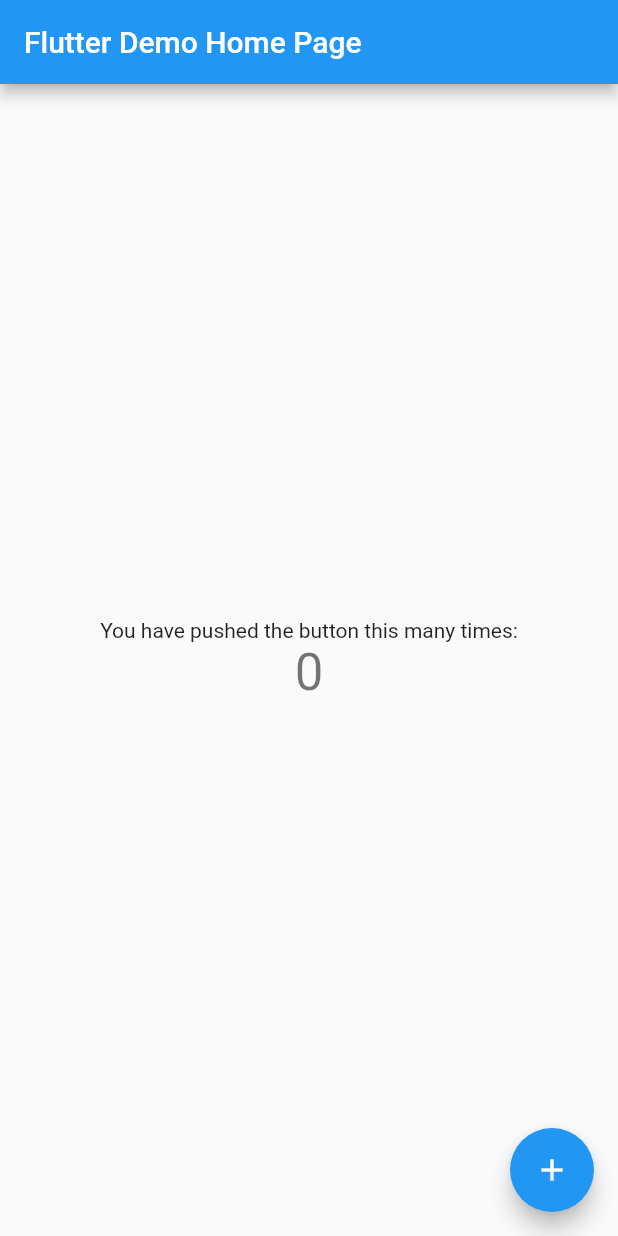
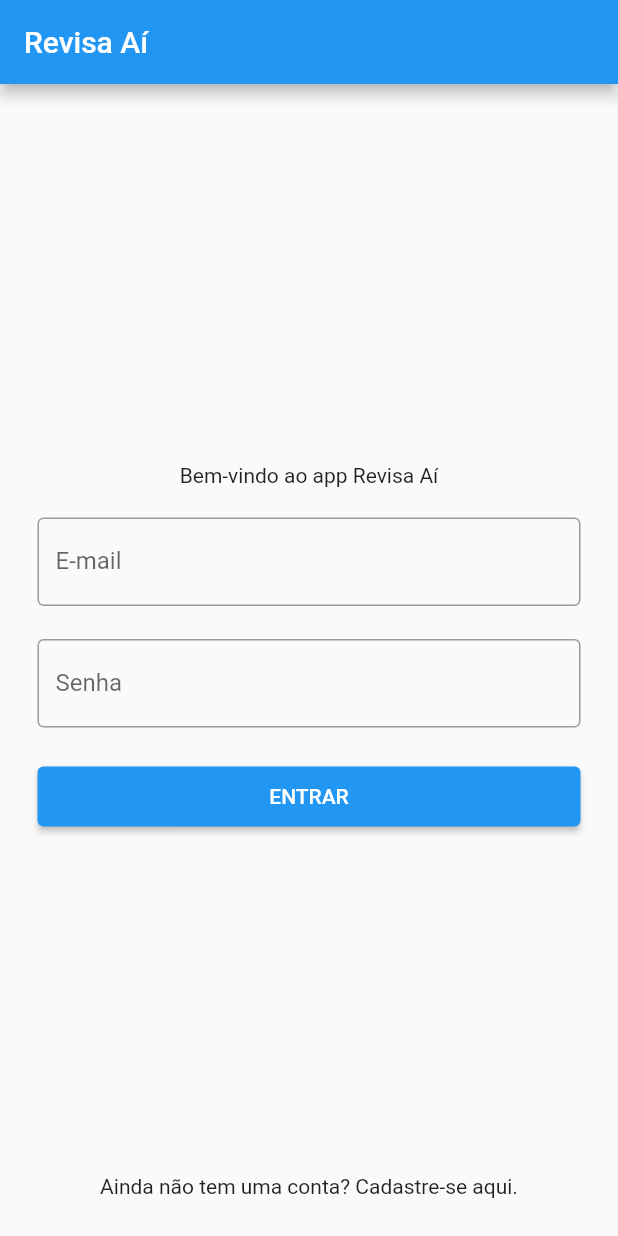
Before and after one commit to luizdebem/revisa-ai-mobile, a Flutter app: the screen it shows after launch, on a phone screen of 412 x 824 dp. Run offline on Flutter 3.47's test engine with Material 2 defaults, Android fonts, the light colour scheme and no system bars; drawn by our look-alikes of flutter_form_builder.

Commit message:
Singup and Login screens + base form inputs components

```diff
--- /dev/null
+++ b/lib/components/base_button.dart
@@ -0,0 +1,27 @@
+import 'package:flutter/material.dart';
+
+class BaseButton extends StatefulWidget {
+  final void Function()? onPressed;
+  final Widget child;
+  const BaseButton({
+    Key? key,
+    required this.onPressed,
+    required this.child,
+  }) : super(key: key);
+
+  @override
+  State<BaseButton> createState() => _BaseButtonState();
+}
+
+class _BaseButtonState extends State<BaseButton> {
+  @override
+  Widget build(BuildContext context) {
+    return ElevatedButton(
+      onPressed: widget.onPressed,
+      child: Padding(
+        padding: const EdgeInsets.all(12.0),
+        child: widget.child,
+      ),
+    );
+  }
+}
--- /dev/null
+++ b/lib/components/base_text_field.dart
@@ -0,0 +1,40 @@
+import 'package:flutter/material.dart';
+import 'package:flutter_form_builder/flutter_form_builder.dart';
+
+class BaseTextField extends StatefulWidget {
+  final String name;
+  final String? hintText;
+  final String? helperText;
+  final String? counterText;
+  final String? labelText;
+  final bool obscureText;
+  const BaseTextField({
+    Key? key,
+    required this.name,
+    this.hintText,
+    this.helperText,
+    this.counterText,
+    this.labelText,
+    this.obscureText = false,
+  }) : super(key: key);
+
+  @override
+  State<BaseTextField> createState() => _BaseTextFieldState();
+}
+
+class _BaseTextFieldState extends State<BaseTextField> {
+  @override
+  Widget build(BuildContext context) {
+    return FormBuilderTextField(
+      name: widget.name,
+      obscureText: widget.obscureText,
+      decoration: InputDecoration(
+        border: const OutlineInputBorder(),
+        hintText: widget.hintText ?? "",
+        helperText: widget.helperText ?? "",
+        counterText: widget.counterText ?? "",
+        labelText: widget.labelText ?? "",
+      ),
+    );
+  }
+}
--- a/lib/main.dart
+++ b/lib/main.dart
@@ -1,4 +1,6 @@
 import 'package:flutter/material.dart';
+import 'package:revisa_ai_mobile/screens/login_screen.dart';
+import 'package:revisa_ai_mobile/screens/signup_screen.dart';
 
 void main() {
   runApp(const MyApp());
@@ -6,110 +8,22 @@
 
 class MyApp extends StatelessWidget {
   const MyApp({Key? key}) : super(key: key);
-
-  // This widget is the root of your application.
   @override
   Widget build(BuildContext context) {
-    return MaterialApp(
-      title: 'Flutter Demo',
-      theme: ThemeData(
-        // This is the theme of your application.
-        //
-        // Try running your application with "flutter run". You'll see the
-        // application has a blue toolbar. Then, without quitting the app, try
-        // changing the primarySwatch below to Colors.green and then invoke
-        // "hot reload" (press "r" in the console where you ran "flutter run",
-        // or simply save your changes to "hot reload" in a Flutter IDE).
-        // Notice that the counter didn't reset back to zero; the application
-        // is not restarted.
-        primarySwatch: Colors.blue,
+    return GestureDetector(
+      onTap: () => FocusManager.instance.primaryFocus?.unfocus(),
+      child: MaterialApp(
+        title: 'Revisa Aí',
+        theme: ThemeData(
+          primarySwatch: Colors.blue,
+        ),
+        debugShowCheckedModeBanner: false,
+        initialRoute: LoginScreen.routeName,
+        routes: {
+          LoginScreen.routeName: (context) => const LoginScreen(),
+          SignupScreen.routeName: (context) => const SignupScreen(),
+        },
       ),
-      home: const MyHomePage(title: 'Flutter Demo Home Page'),
     );
   }
 }
-
-class MyHomePage extends StatefulWidget {
-  const MyHomePage({Key? key, required this.title}) : super(key: key);
-
-  // This widget is the home page of your application. It is stateful, meaning
-  // that it has a State object (defined below) that contains fields that affect
-  // how it looks.
-
-  // This class is the configuration for the state. It holds the values (in this
-  // case the title) provided by the parent (in this case the App widget) and
-  // used by the build method of the State. Fields in a Widget subclass are
-  // always marked "final".
-
-  final String title;
-
-  @override
-  State<MyHomePage> createState() => _MyHomePageState();
-}
-
-class _MyHomePageState extends State<MyHomePage> {
-  int _counter = 0;
-
-  void _incrementCounter() {
-    setState(() {
-      // This call to setState tells the Flutter framework that something has
-      // changed in this State, which causes it to rerun the build method below
-      // so that the display can reflect the updated values. If we changed
-      // _counter without calling setState(), then the build method would not be
-      // called again, and so nothing would appear to happen.
-      _counter++;
-    });
-  }
-
-  @override
-  Widget build(BuildContext context) {
-    // This method is rerun every time setState is called, for instance as done
-    // by the _incrementCounter method above.
-    //
-    // The Flutter framework has been optimized to make rerunning build methods
-    // fast, so that you can just rebuild anything that needs updating rather
-    // than having to individually change instances of widgets.
-    return Scaffold(
-      appBar: AppBar(
-        // Here we take the value from the MyHomePage object that was created by
-        // the App.build method, and use it to set our appbar title.
-        title: Text(widget.title),
-      ),
-      body: Center(
-        // Center is a layout widget. It takes a single child and positions it
-        // in the middle of the parent.
-        child: Column(
-          // Column is also a layout widget. It takes a list of children and
-          // arranges them vertically. By default, it sizes itself to fit its
-          // children horizontally, and tries to be as tall as its parent.
-          //
-          // Invoke "debug painting" (press "p" in the console, choose the
-          // "Toggle Debug Paint" action from the Flutter Inspector in Android
-          // Studio, or the "Toggle Debug Paint" command in Visual Studio Code)
-          // to see the wireframe for each widget.
-          //
-          // Column has various properties to control how it sizes itself and
-          // how it positions its children. Here we use mainAxisAlignment to
-          // center the children vertically; the main axis here is the vertical
-          // axis because Columns are vertical (the cross axis would be
-          // horizontal).
-          mainAxisAlignment: MainAxisAlignment.center,
-          children: <Widget>[
-            const Text(
-              'You have pushed the button this many times:',
-            ),
-            Text(
-              '$_counter',
-              style: Theme.of(context).textTheme.headline4,
-            ),
-          ],
-        ),
-      ),
-      floatingActionButton: FloatingActionButton(
-        onPressed: _incrementCounter,
-        tooltip: 'Increment',
-        child: const Icon(Icons.add),
-      ), // This trailing comma makes auto-formatting nicer for build methods.
-    );
-  }
-}
--- /dev/null
+++ b/lib/screens/login_screen.dart
@@ -0,0 +1,77 @@
+import 'package:flutter/material.dart';
+import 'package:flutter_form_builder/flutter_form_builder.dart';
+import 'package:revisa_ai_mobile/components/base_button.dart';
+import 'package:revisa_ai_mobile/components/base_text_field.dart';
+import 'package:revisa_ai_mobile/screens/signup_screen.dart';
+
+class LoginScreen extends StatefulWidget {
+  static const routeName = "/login";
+  const LoginScreen({Key? key}) : super(key: key);
+
+  @override
+  State<LoginScreen> createState() => _LoginScreenState();
+}
+
+class _LoginScreenState extends State<LoginScreen> {
+  final _formKey = GlobalKey<FormBuilderState>();
+
+  @override
+  Widget build(BuildContext context) {
+    return Scaffold(
+      appBar: AppBar(
+        title: const Text("Revisa Aí"),
+      ),
+      body: SafeArea(
+        child: Center(
+          child: Padding(
+            padding: const EdgeInsets.all(25.0),
+            child: Column(
+              mainAxisAlignment: MainAxisAlignment.center,
+              crossAxisAlignment: CrossAxisAlignment.center,
+              children: [
+                const Spacer(),
+                const Text("Bem-vindo ao app Revisa Aí"),
+                const SizedBox(height: 20),
+                FormBuilder(
+                  key: _formKey,
+                  child: Column(
+                    children: [
+                      const BaseTextField(
+                        name: "email",
+                        labelText: "E-mail",
+                      ),
+                      const BaseTextField(
+                        name: "password",
+                        labelText: "Senha",
+                        obscureText: true,
+                      ),
+                      SizedBox(
+                        width: double.infinity,
+                        child: BaseButton(
+                          onPressed: () {
+                            print("Submitted");
+                          },
+                          child: const Text("ENTRAR"),
+                        ),
+                      )
+                    ],
+                  ),
+                ),
+                const Spacer(),
+                GestureDetector(
+                  onTap: () => Navigator.pushNamed(
+                    context,
+                    SignupScreen.routeName,
+                  ),
+                  child: const Text(
+                    "Ainda não tem uma conta? Cadastre-se aqui.",
+                  ),
+                ),
+              ],
+            ),
+          ),
+        ),
+      ),
+    );
+  }
+}
--- a/pubspec.yaml
+++ b/pubspec.yaml
@@ -34,6 +34,8 @@
   # The following adds the Cupertino Icons font to your application.
   # Use with the CupertinoIcons class for iOS style icons.
   cupertino_icons: ^1.0.2
+
+  flutter_form_builder: ^6.0.0
 
 dev_dependencies:
   flutter_test:
```
Also changed, not shown: lib/screens/home_screen.dart (added, +15 -0 lines), lib/screens/signup_screen.dart (added, +69 -0 lines), pubspec.lock, 6 other files.
